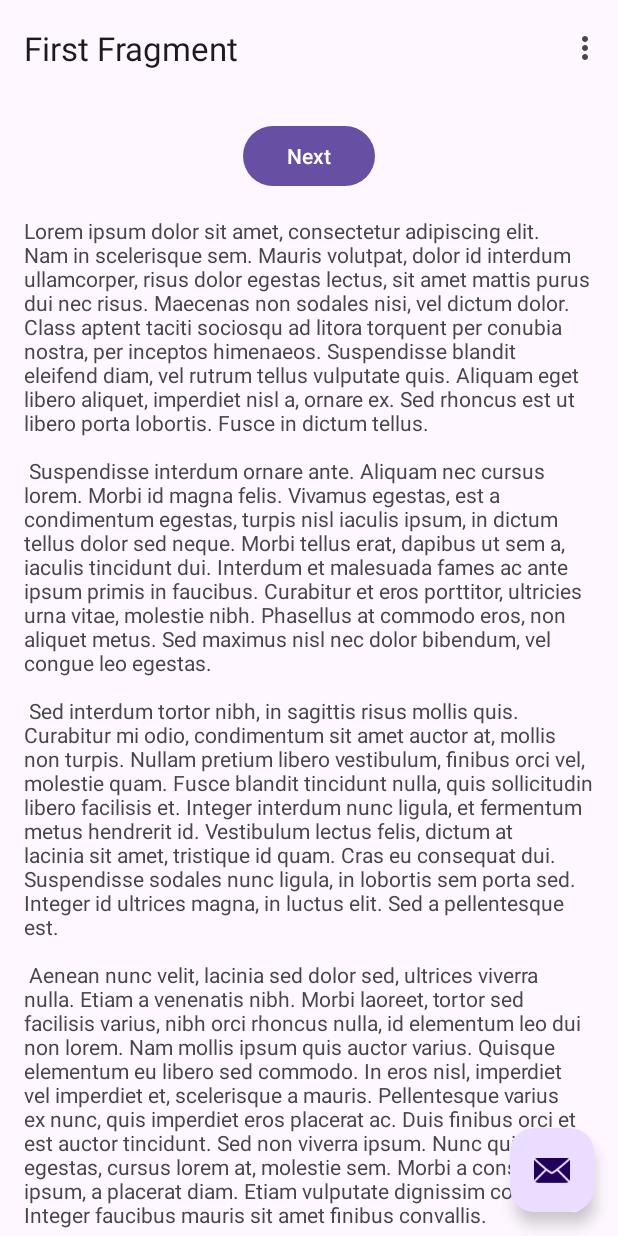
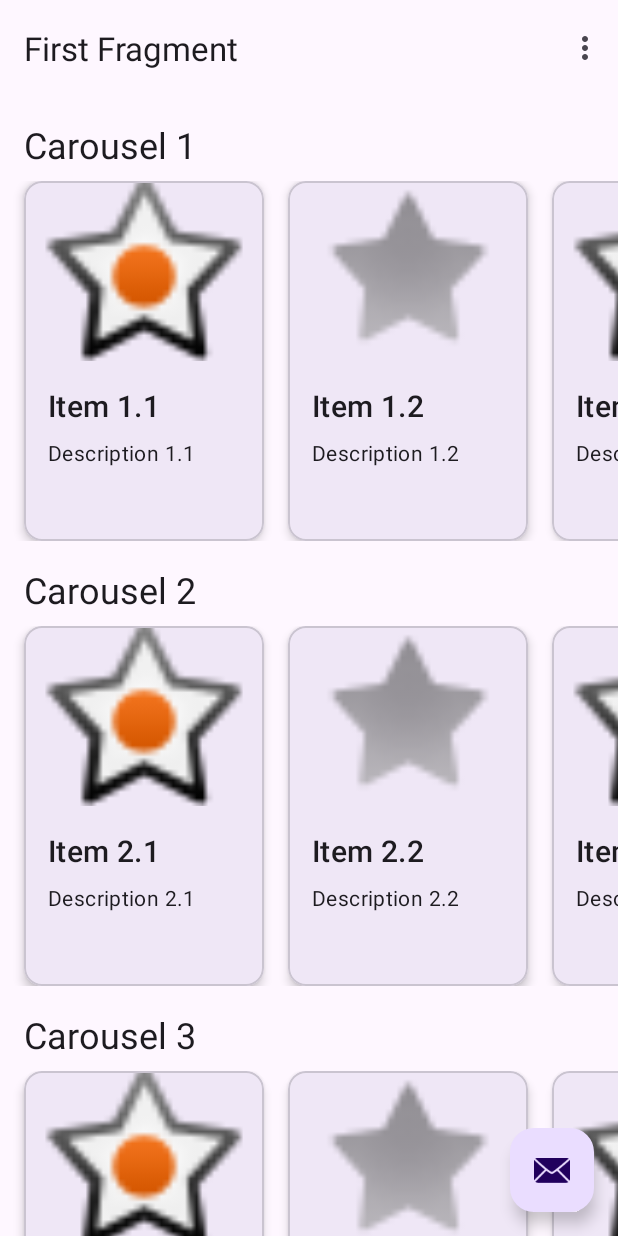
Before and after one commit to Garfield100/check24_gendev, an Android app: the screen it shows after launch (MainActivity), on a phone screen of 412 x 824 dp. Run offline under Robolectric (Android 15) with nearby library versions, the phone set to English and light mode, and no system bars; our stand-ins replace navigation-ui.

Commit message:
vibe coded android idk looks ok

```diff
--- a/clients/android/app/src/main/java/com/garfield100/gendev/FirstFragment.kt
+++ b/clients/android/app/src/main/java/com/garfield100/gendev/FirstFragment.kt
@@ -5,8 +5,11 @@ import androidx.fragment.app.Fragment
 import android.view.LayoutInflater
 import android.view.View
 import android.view.ViewGroup
-import androidx.navigation.fragment.findNavController
+import androidx.recyclerview.widget.LinearLayoutManager
+import com.garfield100.gendev.adapter.CarouselListAdapter
 import com.garfield100.gendev.databinding.FragmentFirstBinding
+import com.garfield100.gendev.model.Carousel
+import com.garfield100.gendev.model.CarouselItem
 
 /**
  * A simple [Fragment] subclass as the default destination in the navigation.
@@ -32,9 +35,43 @@ class FirstFragment : Fragment() {
     override fun onViewCreated(view: View, savedInstanceState: Bundle?) {
         super.onViewCreated(view, savedInstanceState)
 
-        binding.buttonFirst.setOnClickListener {
-            findNavController().navigate(R.id.action_FirstFragment_to_SecondFragment)
+        val carousels = createDummyData()
+        binding.carouselsRecyclerview.apply {
+            layoutManager = LinearLayoutManager(context)
+            adapter = CarouselListAdapter(carousels)
         }
+    }
+
+    private fun createDummyData(): List<Carousel> {
+        return listOf(
+            Carousel(
+                "Carousel 1",
+                listOf(
+                    CarouselItem("Item 1.1", "Description 1.1", android.R.drawable.star_on),
+                    CarouselItem("Item 1.2", "Description 1.2", android.R.drawable.star_off),
+                    CarouselItem("Item 1.3", "Description 1.3", android.R.drawable.star_on),
+                    CarouselItem("Item 1.4", "Description 1.4", android.R.drawable.star_off),
+                )
+            ),
+            Carousel(
+                "Carousel 2",
+                listOf(
+                    CarouselItem("Item 2.1", "Description 2.1", android.R.drawable.star_on),
+                    CarouselItem("Item 2.2", "Description 2.2", android.R.drawable.star_off),
+                    CarouselItem("Item 2.3", "Description 2.3", android.R.drawable.star_on),
+                )
+            ),
+            Carousel(
+                "Carousel 3",
+                listOf(
+                    CarouselItem("Item 3.1", "Description 3.1", android.R.drawable.star_on),
+                    CarouselItem("Item 3.2", "Description 3.2", android.R.drawable.star_off),
+                    CarouselItem("Item 3.3", "Description 3.3", android.R.drawable.star_on),
+                    CarouselItem("Item 3.4", "Description 3.4", android.R.drawable.star_off),
+                    CarouselItem("Item 3.5", "Description 3.5", android.R.drawable.star_on),
+                )
+            )
+        )
     }
 
     override fun onDestroyView() {
--- /dev/null
+++ b/clients/android/app/src/main/java/com/garfield100/gendev/adapter/CarouselItemAdapter.kt
@@ -0,0 +1,37 @@
+package com.garfield100.gendev.adapter
+
+import android.view.LayoutInflater
+import android.view.ViewGroup
+import androidx.recyclerview.widget.RecyclerView
+import com.garfield100.gendev.databinding.CarouselItemBinding
+import com.garfield100.gendev.model.CarouselItem
+
+class CarouselItemAdapter(private val items: List<CarouselItem>) :
+    RecyclerView.Adapter<CarouselItemAdapter.ViewHolder>() {
+
+    override fun onCreateViewHolder(parent: ViewGroup, viewType: Int): ViewHolder {
+        val binding =
+            CarouselItemBinding.inflate(LayoutInflater.from(parent.context), parent, false)
+        return ViewHolder(binding)
+    }
+
+    override fun onBindViewHolder(holder: ViewHolder, position: Int) {
+        holder.bind(items[position])
+    }
+
+    override fun getItemCount() = items.size
+
+    inner class ViewHolder(private val binding: CarouselItemBinding) :
+        RecyclerView.ViewHolder(binding.root) {
+
+        fun bind(item: CarouselItem) {
+            binding.itemTitle.text = item.title
+            binding.itemDescription.text = item.description
+            item.imageRes?.let {
+                binding.itemImage.setImageResource(it)
+            } ?: run {
+                binding.itemImage.setImageDrawable(null)
+            }
+        }
+    }
+}
--- /dev/null
+++ b/clients/android/app/src/main/java/com/garfield100/gendev/adapter/CarouselListAdapter.kt
@@ -0,0 +1,42 @@
+package com.garfield100.gendev.adapter
+
+import android.view.LayoutInflater
+import android.view.ViewGroup
+import androidx.recyclerview.widget.LinearLayoutManager
+import androidx.recyclerview.widget.LinearSnapHelper
+import androidx.recyclerview.widget.RecyclerView
+import com.garfield100.gendev.databinding.CarouselListItemBinding
+import com.garfield100.gendev.model.Carousel
+
+class CarouselListAdapter(private val carousels: List<Carousel>) :
+    RecyclerView.Adapter<CarouselListAdapter.ViewHolder>() {
+
+    override fun onCreateViewHolder(parent: ViewGroup, viewType: Int): ViewHolder {
+        val binding = CarouselListItemBinding.inflate(
+            LayoutInflater.from(parent.context),
+            parent,
+            false
+        )
+        return ViewHolder(binding)
+    }
+
+    override fun onBindViewHolder(holder: ViewHolder, position: Int) {
+        holder.bind(carousels[position])
+    }
+
+    override fun getItemCount() = carousels.size
+
+    inner class ViewHolder(private val binding: CarouselListItemBinding) :
+        RecyclerView.ViewHolder(binding.root) {
+
+        fun bind(carousel: Carousel) {
+            binding.carouselTitle.text = carousel.title
+            binding.carouselRecyclerview.apply {
+                layoutManager = LinearLayoutManager(context, LinearLayoutManager.HORIZONTAL, false)
+                adapter = CarouselItemAdapter(carousel.items)
+                onFlingListener = null
+                LinearSnapHelper().attachToRecyclerView(this)
+            }
+        }
+    }
+}
--- /dev/null
+++ b/clients/android/app/src/main/java/com/garfield100/gendev/model/Carousel.kt
@@ -0,0 +1,6 @@
+package com.garfield100.gendev.model
+
+data class Carousel(
+    val title: String,
+    val items: List<CarouselItem>
+)
--- /dev/null
+++ b/clients/android/app/src/main/java/com/garfield100/gendev/model/CarouselItem.kt
@@ -0,0 +1,9 @@
+package com.garfield100.gendev.model
+
+import androidx.annotation.DrawableRes
+
+data class CarouselItem(
+    val title: String,
+    val description: String,
+    @DrawableRes val imageRes: Int? = null
+)
--- /dev/null
+++ b/clients/android/app/src/main/res/layout/carousel_item.xml
@@ -0,0 +1,51 @@
+<?xml version="1.0" encoding="utf-8"?>
+<com.google.android.material.card.MaterialCardView xmlns:android="http://schemas.android.com/apk/res/android"
+    xmlns:app="http://schemas.android.com/apk/res-auto"
+    xmlns:tools="http://schemas.android.com/tools"
+    android:layout_width="160dp"
+    android:layout_height="240dp"
+    android:layout_marginHorizontal="8dp"
+    app:cardElevation="4dp">
+
+    <androidx.constraintlayout.widget.ConstraintLayout
+        android:layout_width="match_parent"
+        android:layout_height="match_parent">
+
+        <ImageView
+            android:id="@+id/item_image"
+            android:layout_width="0dp"
+            android:layout_height="120dp"
+            android:scaleType="centerCrop"
+            app:layout_constraintEnd_toEndOf="parent"
+            app:layout_constraintStart_toStartOf="parent"
+            app:layout_constraintTop_toTopOf="parent"
+            tools:src="@tools:sample/backgrounds/scenic" />
+
+        <TextView
+            android:id="@+id/item_title"
+            android:layout_width="0dp"
+            android:layout_height="wrap_content"
+            android:layout_margin="16dp"
+            android:textAppearance="?attr/textAppearanceHeadline6"
+            app:layout_constraintEnd_toEndOf="parent"
+            app:layout_constraintStart_toStartOf="parent"
+            app:layout_constraintTop_toBottomOf="@+id/item_image"
+            tools:text="Card Title" />
+
+        <TextView
+            android:id="@+id/item_description"
+            android:layout_width="0dp"
+            android:layout_height="0dp"
+            android:layout_marginHorizontal="16dp"
+            android:layout_marginTop="8dp"
+            android:layout_marginBottom="16dp"
+            android:textAppearance="?attr/textAppearanceBody2"
+            app:layout_constraintBottom_toBottomOf="parent"
+            app:layout_constraintEnd_toEndOf="parent"
+            app:layout_constraintStart_toStartOf="parent"
+            app:layout_constraintTop_toBottomOf="@+id/item_title"
+            tools:text="Card description goes here." />
+
+    </androidx.constraintlayout.widget.ConstraintLayout>
+
+</com.google.android.material.card.MaterialCardView>
--- /dev/null
+++ b/clients/android/app/src/main/res/layout/carousel_list_item.xml
@@ -0,0 +1,27 @@
+<?xml version="1.0" encoding="utf-8"?>
+<LinearLayout xmlns:android="http://schemas.android.com/apk/res/android"
+    xmlns:app="http://schemas.android.com/apk/res-auto"
+    xmlns:tools="http://schemas.android.com/tools"
+    android:layout_width="match_parent"
+    android:layout_height="wrap_content"
+    android:orientation="vertical"
+    android:paddingVertical="8dp">
+
+    <TextView
+        android:id="@+id/carousel_title"
+        android:layout_width="wrap_content"
+        android:layout_height="wrap_content"
+        android:layout_marginHorizontal="16dp"
+        android:layout_marginBottom="8dp"
+        android:textAppearance="?attr/textAppearanceHeadline5"
+        tools:text="Carousel Title" />
+
+    <androidx.recyclerview.widget.RecyclerView
+        android:id="@+id/carousel_recyclerview"
+        android:layout_width="match_parent"
+        android:layout_height="wrap_content"
+        android:clipToPadding="false"
+        android:orientation="horizontal"
+        android:paddingHorizontal="8dp" />
+
+</LinearLayout>
--- a/clients/android/app/src/main/res/layout/fragment_first.xml
+++ b/clients/android/app/src/main/res/layout/fragment_first.xml
@@ -1,35 +1,15 @@
 <?xml version="1.0" encoding="utf-8"?>
-<androidx.core.widget.NestedScrollView xmlns:android="http://schemas.android.com/apk/res/android"
-    xmlns:app="http://schemas.android.com/apk/res-auto"
+<FrameLayout xmlns:android="http://schemas.android.com/apk/res/android"
     xmlns:tools="http://schemas.android.com/tools"
     android:layout_width="match_parent"
     android:layout_height="match_parent"
     tools:context=".FirstFragment">
 
-    <androidx.constraintlayout.widget.ConstraintLayout
+    <androidx.recyclerview.widget.RecyclerView
+        android:id="@+id/carousels_recyclerview"
         android:layout_width="match_parent"
         android:layout_height="match_parent"
-        android:padding="16dp">
+        android:clipToPadding="false"
+        android:paddingVertical="8dp" />
 
-        <Button
-            android:id="@+id/button_first"
-            android:layout_width="wrap_content"
-            android:layout_height="wrap_content"
-            android:text="@string/next"
-            app:layout_constraintBottom_toTopOf="@id/textview_first"
-            app:layout_constraintEnd_toEndOf="parent"
-            app:layout_constraintStart_toStartOf="parent"
-            app:layout_constraintTop_toTopOf="parent" />
-
-        <TextView
-            android:id="@+id/textview_first"
-            android:layout_width="wrap_content"
-            android:layout_height="wrap_content"
-            android:layout_marginTop="16dp"
-            android:text="@string/lorem_ipsum"
-            app:layout_constraintBottom_toBottomOf="parent"
-            app:layout_constraintEnd_toEndOf="parent"
-            app:layout_constraintStart_toStartOf="parent"
-            app:layout_constraintTop_toBottomOf="@id/button_first" />
-    </androidx.constraintlayout.widget.ConstraintLayout>
-</androidx.core.widget.NestedScrollView>
+</FrameLayout>
```
